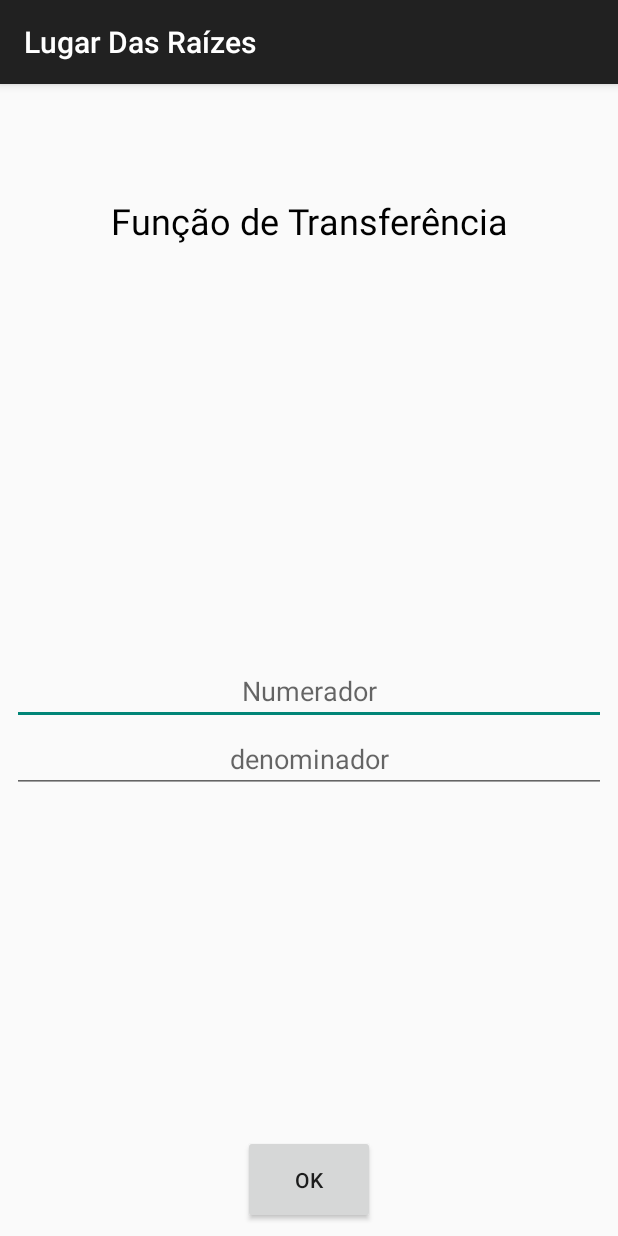
After one commit to FagundesFurtado/LugarDasRaizes, an Android app: the fragment Inicio shown on its own in the app's theme, on a phone screen of 412 x 824 dp. The commit adds this screen. Run offline under Robolectric (Android 15) with nearby library versions, the phone set to English and light mode, and no system bars.

Commit message:
Versao com ViewPager (Fragment) e desenhando polos de uma funcao fixa

```diff
--- a/LugarDasRaizes/app/src/main/AndroidManifest.xml
+++ b/LugarDasRaizes/app/src/main/AndroidManifest.xml
@@ -11,14 +11,13 @@
         android:roundIcon="@mipmap/ic_launcher_round"
         android:supportsRtl="true"
         android:theme="@style/AppTheme">
-        <activity android:name=".FirstActivity">
+        <activity android:name=".Main.MainActivity">
             <intent-filter>
                 <action android:name="android.intent.action.MAIN" />
 
                 <category android:name="android.intent.category.LAUNCHER" />
             </intent-filter>
         </activity>
-        <activity android:name=".MainActivity"></activity>
     </application>
 
 </manifest>
--- /dev/null
+++ b/LugarDasRaizes/app/src/main/java/com/example/memo/lugardasraizes/Fragment/Inicio.java
@@ -0,0 +1,121 @@
+package com.example.memo.lugardasraizes.Fragment;
+
+import android.content.Context;
+import android.net.Uri;
+import android.os.Bundle;
+import android.support.v4.app.Fragment;
+import android.support.v4.app.FragmentManager;
+import android.support.v4.app.FragmentTransaction;
+import android.util.Log;
+import android.view.LayoutInflater;
+import android.view.View;
+import android.view.ViewGroup;
+import android.widget.Button;
+import android.widget.EditText;
+import android.widget.Toast;
+
+import com.example.memo.lugardasraizes.Dados.Grafico;
+import com.example.memo.lugardasraizes.Main.MainActivity;
+import com.example.memo.lugardasraizes.R;
+
+
+public class Inicio extends Fragment implements View.OnClickListener{
+
+    private static final String ARG_PARAM1 = "param1";
+    private static final String ARG_PARAM2 = "param2";
+
+    private final String TAG = "Grafico";
+    private String mParam1;
+    private String mParam2;
+    private Button btnOk;
+    private EditText numerador;
+    private EditText denominador;
+
+
+    private Grafico grafico = Grafico.getInstance();
+
+    private OnFragmentInteractionListener mListener;
+
+    public Inicio() {
+
+    }
+
+
+
+    public static Inicio newInstance(String param1, String param2) {
+        Inicio fragment = new Inicio();
+        Bundle args = new Bundle();
+        args.putString(ARG_PARAM1, param1);
+        args.putString(ARG_PARAM2, param2);
+        fragment.setArguments(args);
+        return fragment;
+    }
+
+    @Override
+    public void onCreate(Bundle savedInstanceState) {
+        super.onCreate(savedInstanceState);
+        if (getArguments() != null) {
+            mParam1 = getArguments().getString(ARG_PARAM1);
+            mParam2 = getArguments().getString(ARG_PARAM2);
+        }
+    }
+
+    @Override
+    public View onCreateView(LayoutInflater inflater, ViewGroup container,
+                             Bundle savedInstanceState) {
+
+        View v = inflater.inflate(R.layout.fragment_inicio, container, false);
+
+        numerador = v.findViewById(R.id.numerador);
+        denominador = v.findViewById(R.id.denominador);
+
+        btnOk = v.findViewById(R.id.btnOk);
+
+        btnOk.setOnClickListener(this);
+
+
+        return v;
+    }
+
+    // TODO: Rename method, update argument and hook method into UI event
+    public void onButtonPressed(Uri uri) {
+        if (mListener != null) {
+            mListener.onFragmentInteraction(uri);
+        }
+    }
+
+    @Override
+    public void onAttach(Context context) {
+        super.onAttach(context);
+        if (context instanceof OnFragmentInteractionListener) {
+            mListener = (OnFragmentInteractionListener) context;
+        }
+    }
+
+    @Override
+    public void onDetach() {
+        super.onDetach();
+        mListener = null;
+    }
+
+    @Override
+    public void onClick(View v) {
+        if(v == btnOk){
+            if((!numerador.equals("")) && (! denominador.equals(""))){
+
+                grafico.setEquacao(numerador.toString(), denominador.toString());
+                ((MainActivity)getActivity()).graficoFragment();
+                Log.i(TAG, "Clicou no botao");
+
+
+            }
+
+        }
+    }
+
+
+    public interface OnFragmentInteractionListener {
+        // TODO: Update argument type and name
+        void onFragmentInteraction(Uri uri);
+    }
+}
--- a/LugarDasRaizes/app/src/main/java/com/example/memo/lugardasraizes/Ponto.java
+++ b/LugarDasRaizes/app/src/main/java/com/example/memo/lugardasraizes/Model/Ponto.java
@@ -1,6 +1,7 @@
-package com.example.memo.lugardasraizes;
+package com.example.memo.lugardasraizes.Model;
 
-public class Ponto {
+
+public class Ponto  {
 
     private double x, y;
     private boolean polo;
--- /dev/null
+++ b/LugarDasRaizes/app/src/main/res/layout/fragment_inicio.xml
@@ -0,0 +1,101 @@
+<?xml version="1.0" encoding="utf-8"?>
+
+
+<LinearLayout xmlns:android="http://schemas.android.com/apk/res/android"
+    xmlns:app="http://schemas.android.com/apk/res-auto"
+    xmlns:tools="http://schemas.android.com/tools"
+    android:layout_width="match_parent"
+    android:layout_height="match_parent"
+    android:orientation="vertical">
+
+    <TextView
+        android:id="@+id/textView"
+        android:layout_width="match_parent"
+        android:layout_height="0dp"
+        android:layout_gravity="center_vertical|center_horizontal|center"
+        android:layout_marginEnd="8dp"
+        android:layout_marginLeft="8dp"
+        android:layout_marginRight="8dp"
+        android:layout_marginStart="8dp"
+        android:layout_marginTop="8dp"
+        android:layout_weight="0.2"
+        android:gravity="center"
+        android:paddingTop="20dp"
+        android:text="Função de Transferência"
+        android:textColor="@android:color/black"
+        android:textSize="24sp"
+        app:layout_constraintEnd_toEndOf="parent"
+        app:layout_constraintStart_toStartOf="parent"
+        app:layout_constraintTop_toTopOf="parent" />
+
+    <LinearLayout
+        android:layout_width="match_parent"
+        android:layout_height="wrap_content"
+        android:layout_weight="0.6"
+        android:gravity="center_vertical"
+        android:orientation="vertical">
+
+        <EditText
+            android:id="@+id/numerador"
+            android:layout_width="match_parent"
+            android:layout_height="wrap_content"
+            android:layout_gravity="center"
+            android:layout_marginEnd="8dp"
+            android:layout_marginLeft="8dp"
+            android:layout_marginRight="8dp"
+            android:layout_marginStart="8dp"
+            android:layout_marginTop="8dp"
+            android:ems="10"
+            android:foregroundGravity="center"
+            android:gravity="center"
+            android:hint="Numerador"
+            android:inputType="textPersonName"
+            android:textColorLink="@android:color/black"
+            app:layout_constraintBottom_toTopOf="@+id/denominador"
+            app:layout_constraintEnd_toEndOf="parent"
+            app:layout_constraintHorizontal_bias="0.0"
+            app:layout_constraintStart_toStartOf="parent"
+            app:layout_constraintTop_toBottomOf="@+id/textView"
+            app:layout_constraintVertical_bias="1.0" />
+
+        <EditText
+            android:id="@+id/denominador"
+            android:layout_width="match_parent"
+            android:layout_height="wrap_content"
+            android:layout_gravity="center"
+            android:layout_marginEnd="8dp"
+            android:layout_marginLeft="8dp"
+            android:layout_marginRight="8dp"
+            android:layout_marginStart="8dp"
+            android:ems="10"
+            android:foregroundGravity="center"
+            android:gravity="center"
+            android:hint="denominador"
+            android:inputType="textPersonName"
+            android:textColorLink="@android:color/transparent"
+            app:layout_constraintEnd_toEndOf="parent"
+            app:layout_constraintHorizontal_bias="0.0"
+            app:layout_constraintStart_toStartOf="parent"
+            tools:layout_editor_absoluteY="309dp" />
+    </LinearLayout>
+
+    <Button
+        android:id="@+id/btnOk"
+        android:layout_width="wrap_content"
+        android:layout_height="wrap_content"
+        android:layout_gravity="bottom|center_horizontal"
+        android:layout_marginBottom="8dp"
+        android:layout_marginEnd="8dp"
+        android:layout_marginLeft="8dp"
+        android:layout_marginRight="8dp"
+        android:layout_marginStart="8dp"
+        android:layout_marginTop="8dp"
+        android:padding="20dp"
+        android:text="OK"
+        app:layout_constraintBottom_toBottomOf="parent"
+        app:layout_constraintEnd_toEndOf="parent"
+        app:layout_constraintStart_toStartOf="parent"
+        app:layout_constraintTop_toBottomOf="@+id/denominador"
+        app:layout_constraintVertical_bias="0.857" />
+
+</LinearLayout>
--- a/LugarDasRaizes/app/src/main/res/values/colors.xml
+++ b/LugarDasRaizes/app/src/main/res/values/colors.xml
@@ -1,6 +1,4 @@
 <?xml version="1.0" encoding="utf-8"?>
 <resources>
-    <color name="colorPrimary">#3F51B5</color>
-    <color name="colorPrimaryDark">#303F9F</color>
-    <color name="colorAccent">#FF4081</color>
+
 </resources>
--- /dev/null
+++ b/LugarDasRaizes/app/src/main/res/values/dimens.xml
@@ -0,0 +1,5 @@
+<resources>
+    <dimen name="activity_horizontal_margin">16dp</dimen>
+    <dimen name="activity_vertical_margin">16dp</dimen>
+    <dimen name="ic_clear_margin">16dp</dimen>
+</resources>
--- a/LugarDasRaizes/app/src/main/res/values/strings.xml
+++ b/LugarDasRaizes/app/src/main/res/values/strings.xml
@@ -1,3 +1,5 @@
 <resources>
-    <string name="app_name">LugarDasRaizes</string>
+    <string name="app_name">Lugar Das Raízes</string>
+
+
 </resources>
--- a/LugarDasRaizes/app/src/main/res/values/styles.xml
+++ b/LugarDasRaizes/app/src/main/res/values/styles.xml
@@ -2,10 +2,7 @@
 
     <!-- Base application theme. -->
     <style name="AppTheme" parent="Theme.AppCompat.Light.DarkActionBar">
-        <!-- Customize your theme here. -->
-        <item name="colorPrimary">@color/colorPrimary</item>
-        <item name="colorPrimaryDark">@color/colorPrimaryDark</item>
-        <item name="colorAccent">@color/colorAccent</item>
+
     </style>
 
 </resources>
```
Also changed, not shown: LugarDasRaizes/app/build.gradle (+22 -6 lines), LugarDasRaizes/app/src/main/java/com/example/memo/lugardasraizes/FirstActivity.java (deleted, +0 -48 lines), LugarDasRaizes/app/src/main/java/com/example/memo/lugardasraizes/LugarRaizes.java (deleted, +0 -43 lines), LugarDasRaizes/app/src/main/java/com/example/memo/lugardasraizes/Main/MainActivity.java (added, +83 -0 lines), LugarDasRaizes/app/src/main/java/com/example/memo/lugardasraizes/MainActivity.java (deleted, +0 -39 lines), LugarDasRaizes/app/src/main/java/com/example/memo/lugardasraizes/Pilha.java (deleted, +0 -22 lines), LugarDasRaizes/app/src/main/res/layout/activity_first.xml (deleted, +0 -53 lines), LugarDasRaizes/app/src/main/res/layout/activity_main.xml (+9 -14 lines), LugarDasRaizes/app/src/main/res/layout/fragment_grafico.xml (added, +17 -0 lines), LugarDasRaizes/app/src/main/res/values-v21/styles.xml (added, +7 -0 lines).
